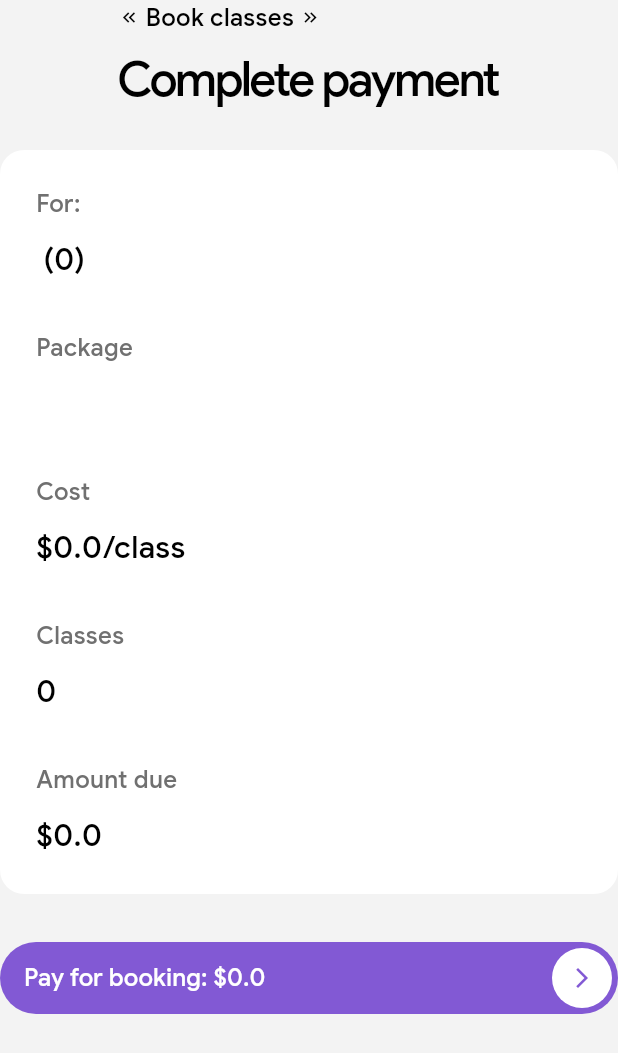
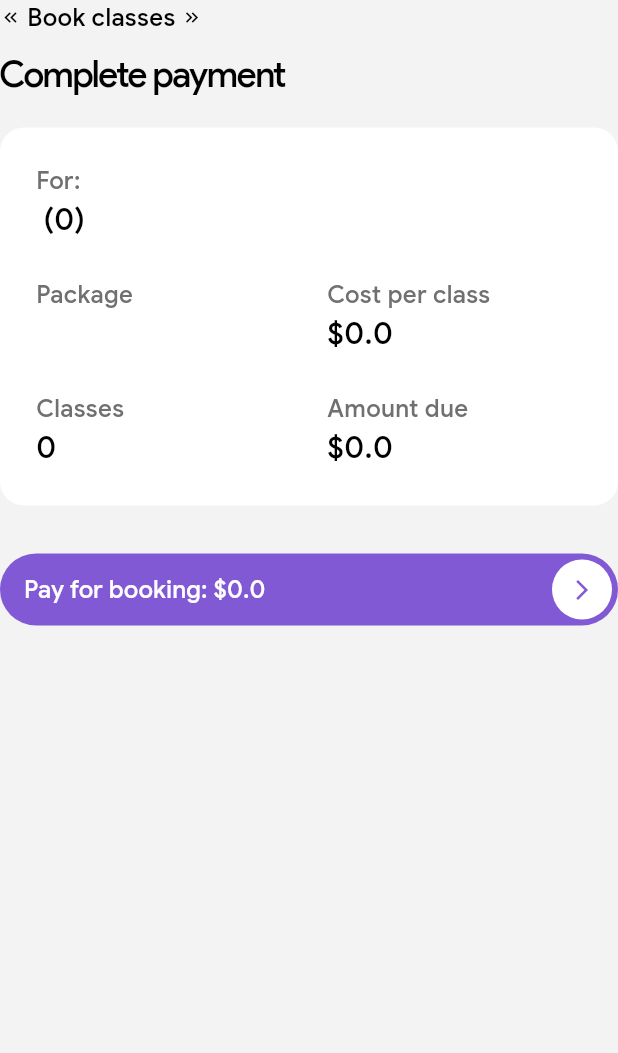
Before and after one commit to AugustineOjeh/geo, a Flutter app: the PaymentPage widget shown alone on an empty page, opened directly with empty values, on a phone screen of 412 x 824 dp. Shown: the top 1053 px of the screen. Run offline on Flutter 3.47's test engine with Material 3 defaults, Android fonts, the phone set to English and light mode, and no system bars; our stand-ins replace ionicons, supabase_flutter, webview_flutter; missing offline and left inert: flutter_stripe; accounts and stored records are empty.

```diff
--- a/lib/app/core/student_model.dart
+++ b/lib/app/core/student_model.dart
@@ -18,7 +18,7 @@ class Student {
       id: map['id'],
       parentId: map['parent_id'],
       age: map['age'],
-      name: map['first_name'],
+      name: map['name'],
       createdAt: DateTime.parse(map['created_at']),
     );
   }
--- a/lib/app/pages/calendar_page.dart
+++ b/lib/app/pages/calendar_page.dart
@@ -67,7 +67,7 @@ class _CalendarPageState extends State<CalendarPage> {
     child: Column(
       spacing: 32,
       children: [
-        SectionHeader.full(
+        SectionHeader.app(
           context,
           isCentered: true,
           prefixText: 'Schedule classes',
--- a/lib/app/pages/payment_page.dart
+++ b/lib/app/pages/payment_page.dart
@@ -65,12 +65,17 @@ class _PaymentPageState extends State<PaymentPage> {
   }
 
   @override
-  Widget build(BuildContext context) => SizedBox(
+  Widget build(BuildContext context) => Container(
+    constraints: Device.isMobile(context)
+        ? null
+        : BoxConstraints(maxWidth: 320),
+    child: SizedBox(
       width: double.infinity,
       child: Column(
-      spacing: 32,
+        spacing: 24,
+        crossAxisAlignment: CrossAxisAlignment.start,
         children: [
-        SectionHeader.full(
+          SectionHeader.app(
             context,
             prefixText: 'Book classes',
             headline: 'Complete payment',
@@ -96,7 +101,7 @@ class _PaymentPageState extends State<PaymentPage> {
                       ),
                       child: Column(
                         crossAxisAlignment: CrossAxisAlignment.start,
-                      spacing: 32,
+                        spacing: 24,
                         children: [
                           _data(
                             context,
@@ -104,21 +109,43 @@ class _PaymentPageState extends State<PaymentPage> {
                             info:
                                 '${widget.student!.name} (${widget.student!.age})',
                           ),
-                        _data(context, prefix: 'Package', info: widget.tier!),
-                        _data(
+                          Row(
+                            spacing: 24,
+                            children: [
+                              Expanded(
+                                child: _data(
                                   context,
-                          prefix: 'Cost',
-                          info: '\$${widget.price!}/class',
+                                  prefix: 'Package',
+                                  info: widget.tier!,
                                 ),
-                        _data(
+                              ),
+                              Expanded(
+                                child: _data(
+                                  context,
+                                  prefix: 'Cost per class',
+                                  info: '\$${widget.price!}',
+                                ),
+                              ),
+                            ],
+                          ),
+                          Row(
+                            spacing: 24,
+                            children: [
+                              Expanded(
+                                child: _data(
                                   context,
                                   prefix: 'Classes',
                                   info: widget.bookingCount.toString(),
                                 ),
-                        _data(
+                              ),
+                              Expanded(
+                                child: _data(
                                   context,
                                   prefix: 'Amount due',
                                   info: '\$${_amountDue.toString()}',
+                                ),
+                              ),
+                            ],
                           ),
                         ],
                       ),
@@ -133,6 +160,7 @@ class _PaymentPageState extends State<PaymentPage> {
                 ),
         ],
       ),
+    ),
   );
 
   Widget _data(
@@ -141,7 +169,6 @@ class _PaymentPageState extends State<PaymentPage> {
     required String info,
   }) => Column(
     crossAxisAlignment: CrossAxisAlignment.start,
-    spacing: 12,
     children: [
       Text(prefix, style: CustomTextStyle.bodyMedium(context)),
       Text(info, style: CustomTextStyle.headlineSmall(context)),
@@ -203,6 +230,7 @@ class _PaymentPageState extends State<PaymentPage> {
       }
     } catch (e) {
       if (!mounted) return;
+      print(e);
       CustomSnackbar.main(
         context,
         message: 'Payment failed unexpectedly. Try again.',
--- a/lib/app/pages/questionniare_page.dart
+++ b/lib/app/pages/questionniare_page.dart
@@ -40,7 +40,7 @@ class _QuestionniarePageState extends State<QuestionniarePage> {
       child: Column(
         spacing: 32,
         children: [
-          SectionHeader.full(
+          SectionHeader.app(
             context,
             prefixText: 'Introductory questionnaire',
             headline:
--- a/lib/app/pages/student_onboarding_page.dart
+++ b/lib/app/pages/student_onboarding_page.dart
@@ -62,8 +62,9 @@ class _StudentOnboardingPageState extends State<StudentOnboardingPage> {
       width: double.infinity,
       child: Column(
         spacing: 32,
+        crossAxisAlignment: CrossAxisAlignment.start,
         children: [
-          SectionHeader.full(
+          SectionHeader.app(
             context,
             prefixText: 'Hi, ${widget.userFirstName}',
             headline: 'Add a student',
@@ -128,7 +129,7 @@ Widget _ageCounter(
         ),
         child: Text(
           count.toString(),
-          style: CustomTextStyle.bodyLarge(context),
+          style: CustomTextStyle.bodyLarge(context, color: CustomColors.black),
         ),
       ),
     ),
--- a/lib/app/pages/user_onboarding_page.dart
+++ b/lib/app/pages/user_onboarding_page.dart
@@ -55,7 +55,7 @@ class _UserOnboardingPageState extends State<UserOnboardingPage> {
       child: Column(
         spacing: 32,
         children: [
-          SectionHeader.full(
+          SectionHeader.app(
             context,
             prefixText: 'Hi, I\'m Grace Ogangwu',
             headline: 'What should I call you?',
--- a/lib/components/buttons.dart
+++ b/lib/components/buttons.dart
@@ -146,9 +146,11 @@ class CustomButton {
     required IconData icon,
     Color? color,
     double? size,
+    String? tooltip,
     bool isPrimary = false,
   }) => IconButton(
     onPressed: onTap,
+    tooltip: tooltip,
     style: IconButton.styleFrom(
       shape: CircleBorder(),
       visualDensity: VisualDensity.compact,
--- a/lib/components/section_header.dart
+++ b/lib/components/section_header.dart
@@ -56,4 +56,25 @@ class SectionHeader {
       ),
     ],
   );
+  static Widget app(
+    BuildContext context, {
+    required String prefixText,
+    required String headline,
+    bool isCentered = false,
+    bool isWhite = false,
+  }) => Column(
+    mainAxisSize: MainAxisSize.min,
+    crossAxisAlignment: isCentered
+        ? CrossAxisAlignment.center
+        : CrossAxisAlignment.start,
+    spacing: Spacing.small(context),
+    children: [
+      prefix(context, text: prefixText, isWhite: isWhite),
+      Text(
+        headline,
+        style: CustomTextStyle.headlineMedium(context),
+        textAlign: isCentered ? TextAlign.center : TextAlign.left,
+      ),
+    ],
+  );
 }
--- a/lib/components/snackbar.dart
+++ b/lib/components/snackbar.dart
@@ -2,7 +2,11 @@ import 'package:flutter/material.dart';
 import 'package:grace_ogangwu/constants/styles.dart';
 
 class CustomSnackbar {
-  static main(BuildContext context, {required String message}) {
+  static main(
+    BuildContext context, {
+    required String message,
+    int? durationInSecs,
+  }) {
     ScaffoldMessenger.of(context).showSnackBar(
       SnackBar(
         content: Text(
@@ -12,7 +16,7 @@ class CustomSnackbar {
             color: CustomColors.foreground,
           ),
         ),
-        duration: Duration(seconds: 4),
+        duration: Duration(seconds: durationInSecs ?? 4),
         elevation: 8,
         behavior: SnackBarBehavior.floating,
         backgroundColor: CustomColors.text,
--- a/lib/constants/sizes.dart
+++ b/lib/constants/sizes.dart
@@ -4,7 +4,7 @@ class Device {
   static double screenWidth(BuildContext context) =>
       MediaQuery.of(context).size.width;
   static double screenHeight(BuildContext context) =>
-      MediaQuery.of(context).size.width;
+      MediaQuery.of(context).size.height;
   static bool isMobile(BuildContext context) => screenWidth(context) < 600;
   static bool isTablet(BuildContext context) => screenWidth(context) < 1024;
   static isLaptop(BuildContext context) => screenWidth(context) < 1440;
--- a/lib/website/pages/homepage.dart
+++ b/lib/website/pages/homepage.dart
@@ -1,6 +1,5 @@
 import 'package:flutter/material.dart';
 import 'package:grace_ogangwu/app/core/app_page.dart';
-import 'package:grace_ogangwu/app/core/navigation_manager.dart';
 import 'package:grace_ogangwu/constants/keys.dart';
 import 'package:grace_ogangwu/website/sections/about_section.dart';
 import 'package:grace_ogangwu/website/sections/faq_section.dart';
@@ -31,9 +30,7 @@ class _HomepageState extends State<Homepage> {
       if (user != null) {
         Navigator.pushAndRemoveUntil(
           context,
-          MaterialPageRoute(
-            builder: (context) => AppPage(initialPage: PageNames.booking),
-          ),
+          MaterialPageRoute(builder: (context) => AppPage()),
           (route) => false,
         );
         return;
--- a/pubspec.yaml
+++ b/pubspec.yaml
@@ -40,6 +40,7 @@ dependencies:
   flutter_stripe: ^11.5.0
   flutter_stripe_web: ^6.5.1
   webview_flutter: ^4.13.0
+  http: ^1.4.0
 
 dev_dependencies:
   flutter_test:
```
Also changed, not shown: lib/app/core/app_page.dart (+59 -21 lines), lib/app/helpers/app_helper.dart (+27 -1 lines), lib/app/helpers/auth.dart (+4 -15 lines), lib/app/pages/select_student_page.dart (+35 -3 lines), lib/utils/request_handler.dart (+17 -4 lines), lib/website/widgets/booking_plan.dart (+7 -1 lines), pubspec.lock. Lines whose indentation alone changed are shown as unchanged.
